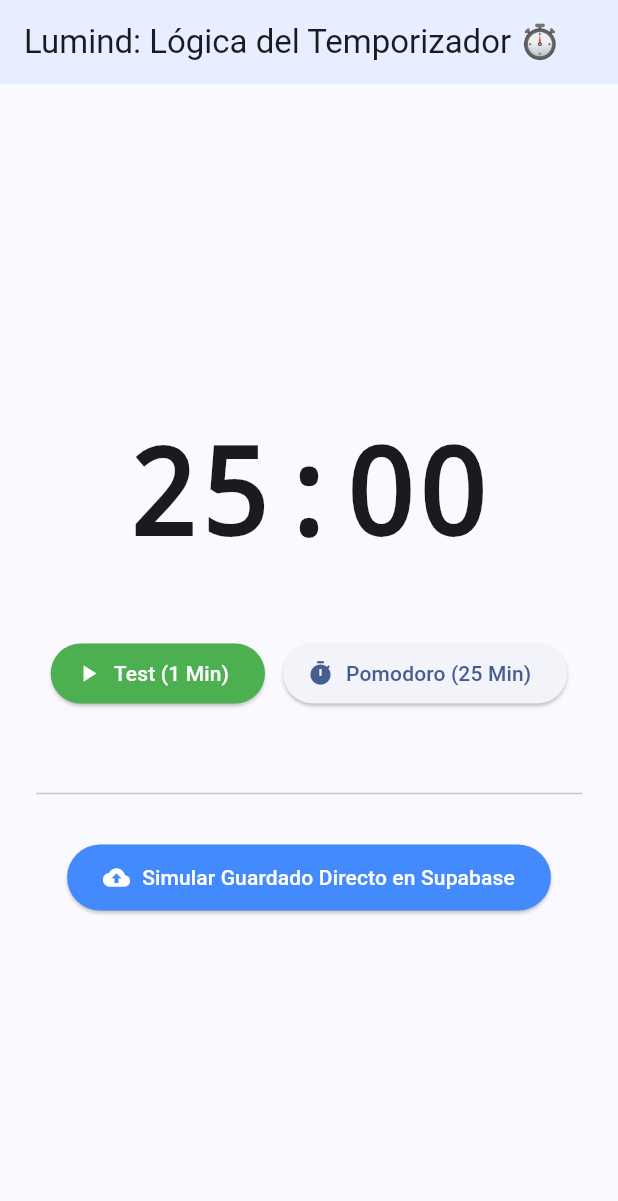
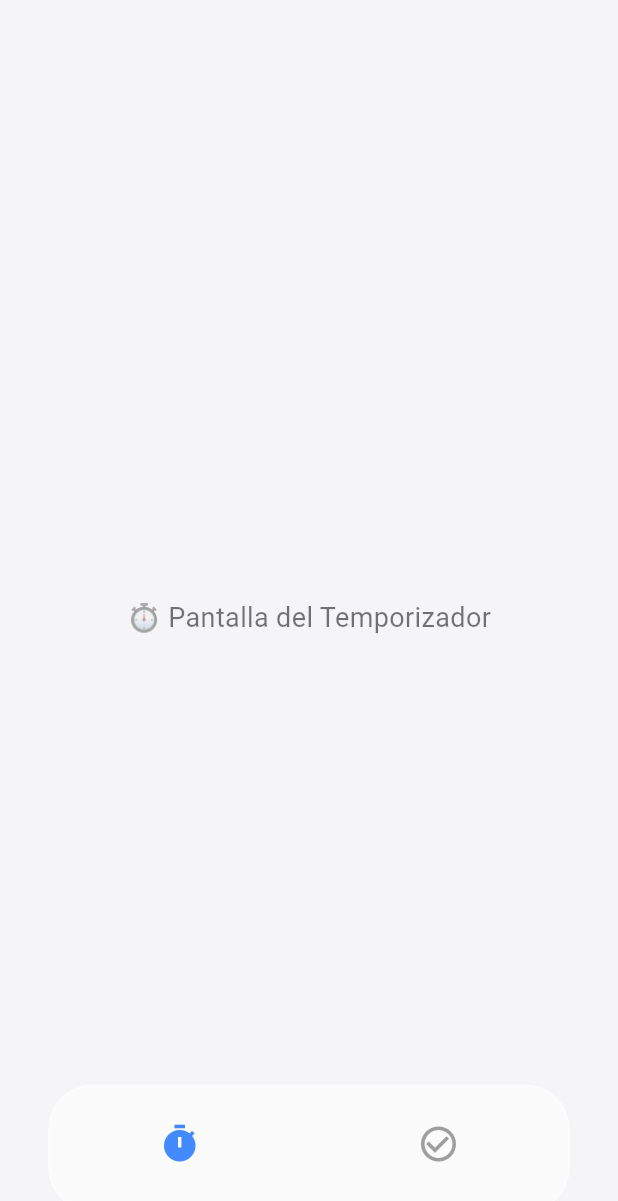
Before and after one commit to MeddinaDev/Lumind, a Flutter app: the screen it shows after launch, on a phone screen of 412 x 824 dp. Shown: the top 1201 px of the screen. Run offline on Flutter 3.47's test engine with Material 3 defaults, Android fonts, the light colour scheme and no system bars; our stand-ins replace equatable, flutter_bloc, supabase_flutter; accounts and stored records are empty.

Commit message:
Interfaz 1

```diff
--- a/lib/main.dart
+++ b/lib/main.dart
@@ -7,6 +7,7 @@ import 'data/datasources/usuario_remote_data_source.dart';
 import 'data/repositories/usuario_repository_impl.dart';
 import 'domain/usecases/crear_usuario_usecase.dart';
 import 'presentation/bloc/usuario/usuario_bloc.dart';
+import 'presentation/pantallas/pantalla_principal.dart';
 
 // Importaciones de Tarea
 import 'data/datasources/tarea_remote_data_source.dart';
@@ -81,7 +82,7 @@ class LumindApp extends StatelessWidget {
           colorScheme: ColorScheme.fromSeed(seedColor: Colors.blueAccent),
           useMaterial3: true,
         ),
-        home: const PantallaPruebaPomodoro(),
+        home: const PantallaPrincipal(),
       ),
     );
   }
--- /dev/null
+++ b/lib/presentation/pantallas/pantalla_principal.dart
@@ -0,0 +1,98 @@
+import 'dart:ui';
+import 'package:flutter/material.dart';
+
+class PantallaPrincipal extends StatefulWidget {
+  const PantallaPrincipal({super.key});
+
+  @override
+  State<PantallaPrincipal> createState() => _PantallaPrincipalState();
+}
+
+class _PantallaPrincipalState extends State<PantallaPrincipal> {
+  int _indiceActual = 0;
+
+  // Pantallas de marcador de posición (con un color de fondo sutil para que se note el desenfoque)
+  final List<Widget> _pantallas = [
+    Container(
+      color: const Color(0xFFF5F5F7), // Un gris ultra claro típico de Apple
+      child: const Center(child: Text('⏱️ Pantalla del Temporizador', style: TextStyle(fontSize: 18, color: Colors.black54))),
+    ),
+    Container(
+      color: const Color(0xFFF5F5F7),
+      child: const Center(child: Text('📝 Pantalla de Tareas', style: TextStyle(fontSize: 18, color: Colors.black54))),
+    ),
+  ];
+
+  @override
+  Widget build(BuildContext context) {
+    return Scaffold(
+      // Esto permite que el fondo pase por DEBAJO de la barra de navegación
+      extendBody: true,
+      body: IndexedStack(
+        index: _indiceActual,
+        children: _pantallas,
+      ),
+      bottomNavigationBar: SafeArea(
+        child: Container(
+          // Separamos la barra de los bordes para que flote como un Dock
+          margin: const EdgeInsets.only(left: 32, right: 32, bottom: 16),
+          child: ClipRRect(
+            borderRadius: BorderRadius.circular(30), // Bordes redondeados
+            child: BackdropFilter(
+              // El desenfoque matemático del cristal
+              filter: ImageFilter.blur(sigmaX: 15, sigmaY: 15),
+              child: Container(
+                decoration: BoxDecoration(
+                  color: Colors.white.withValues(alpha: 0.6), // Blanco translúcido
+                  borderRadius: BorderRadius.circular(30),
+                  border: Border.all(
+                    color: Colors.white.withValues(alpha: 0.3), // Borde brillante sutil
+                    width: 1.5,
+                  ),
+                ),
+                child: BottomNavigationBar(
+                  currentIndex: _indiceActual,
+                  onTap: (int index) {
+                    setState(() {
+                      _indiceActual = index;
+                    });
+                  },
+                  backgroundColor: Colors.transparent, // Fondo transparente a
+                  elevation: 0, // Cero sombras rígidas
+                  selectedItemColor: Colors.blueAccent,
+                  unselectedItemColor: Colors.grey.shade500,
+                  showSelectedLabels: false, // Ocultamos textos para un look más limpio
+                  showUnselectedLabels: false,
+                  items: const [
+                    BottomNavigationBarItem(
+                      icon: Padding(
+                        padding: EdgeInsets.symmetric(vertical: 10.0),
+                        child: Icon(Icons.timer_outlined, size: 28),
+                      ),
+                      activeIcon: Padding(
+                        padding: EdgeInsets.symmetric(vertical: 10.0),
+                        child: Icon(Icons.timer, size: 28),
+                      ),
+                      label: 'Enfoque',
+                    ),
+                    BottomNavigationBarItem(
+                      icon: Padding(
+                        padding: EdgeInsets.symmetric(vertical: 10.0),
+                        child: Icon(Icons.check_circle_outline, size: 28),
+                      ),
+                      activeIcon: Padding(
+                        padding: EdgeInsets.symmetric(vertical: 10.0),
+                        child: Icon(Icons.check_circle, size: 28),
+                      ),
+                      label: 'Tareas',
+                    ),
+                  ],
+                ),
+              ),
+            ),
+          ),
+        ),
+      ),
+    );
+  }
+}
```
